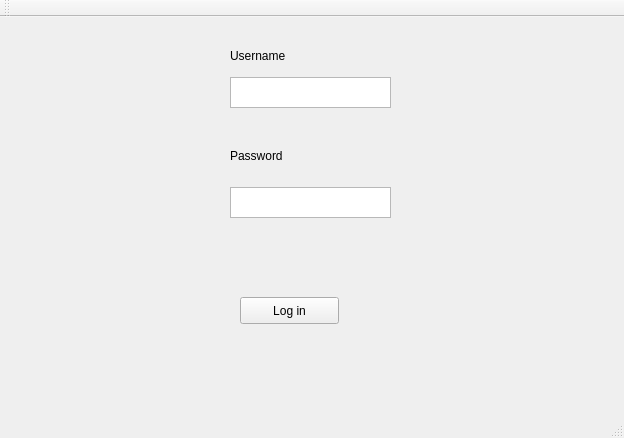
First picture: the form in test1/mainwindow.ui, repository alphy88/Brainiacs, before the edit.
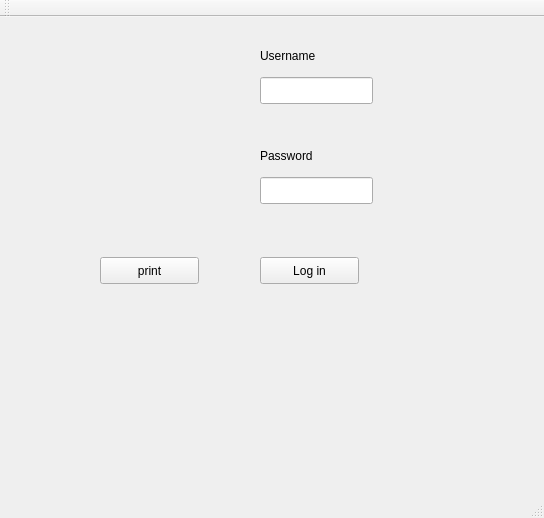
Second picture: the form after the edit.

Diff of the .ui file:
```diff
--- a/test1/mainwindow.ui
+++ b/test1/mainwindow.ui
@@ -6,32 +6,51 @@
    <rect>
     <x>0</x>
     <y>0</y>
-    <width>624</width>
-    <height>438</height>
+    <width>544</width>
+    <height>518</height>
    </rect>
   </property>
   <property name="windowTitle">
    <string>MainWindow</string>
   </property>
   <widget class="QWidget" name="centralWidget">
-   <widget class="QPushButton" name="pushButton">
+   <widget class="QWidget" name="LoginWidget" native="true">
     <property name="geometry">
      <rect>
-      <x>240</x>
-      <y>280</y>
+      <x>100</x>
+      <y>30</y>
+      <width>331</width>
+      <height>321</height>
+     </rect>
+    </property>
+    <widget class="QPushButton" name="print">
+     <property name="geometry">
+      <rect>
+       <x>0</x>
+       <y>210</y>
       <width>99</width>
       <height>27</height>
      </rect>
     </property>
     <property name="text">
-     <string>Log in</string>
+      <string>print</string>
+     </property>
+    </widget>
+    <widget class="QLineEdit" name="username">
+     <property name="geometry">
+      <rect>
+       <x>160</x>
+       <y>30</y>
+       <width>113</width>
+       <height>27</height>
+      </rect>
     </property>
    </widget>
    <widget class="QLabel" name="label">
     <property name="geometry">
      <rect>
-      <x>230</x>
-      <y>30</y>
+       <x>160</x>
+       <y>0</y>
       <width>81</width>
       <height>17</height>
      </rect>
@@ -43,8 +62,8 @@
    <widget class="QLabel" name="label_2">
     <property name="geometry">
      <rect>
-      <x>230</x>
-      <y>130</y>
+       <x>160</x>
+       <y>100</y>
       <width>71</width>
       <height>17</height>
      </rect>
@@ -53,25 +72,32 @@
      <string>Password</string>
     </property>
    </widget>
-   <widget class="QTextEdit" name="textEdit">
+    <widget class="QLineEdit" name="password">
     <property name="geometry">
      <rect>
-      <x>230</x>
-      <y>60</y>
-      <width>161</width>
-      <height>31</height>
-     </rect>
-    </property>
-   </widget>
-   <widget class="QTextEdit" name="textEdit_2">
+       <x>160</x>
+       <y>130</y>
+       <width>113</width>
+       <height>27</height>
+      </rect>
+     </property>
+     <property name="echoMode">
+      <enum>QLineEdit::Password</enum>
+     </property>
+    </widget>
+    <widget class="QPushButton" name="pushButton">
     <property name="geometry">
      <rect>
-      <x>230</x>
-      <y>170</y>
-      <width>161</width>
-      <height>31</height>
-     </rect>
-    </property>
+       <x>160</x>
+       <y>210</y>
+       <width>99</width>
+       <height>27</height>
+      </rect>
+     </property>
+     <property name="text">
+      <string>Log in</string>
+     </property>
+    </widget>
    </widget>
   </widget>
   <widget class="QMenuBar" name="menuBar">
```
Left out of the diff: 2 changed lines with no effect on the pictures. Lines whose indentation alone changed are shown as unchanged.
